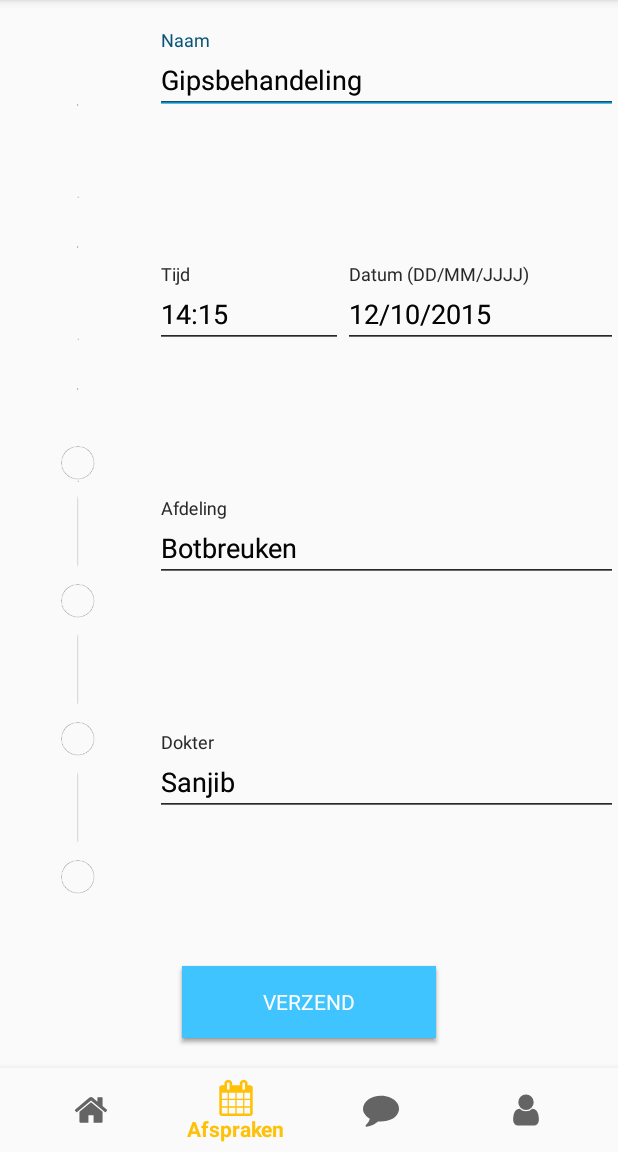
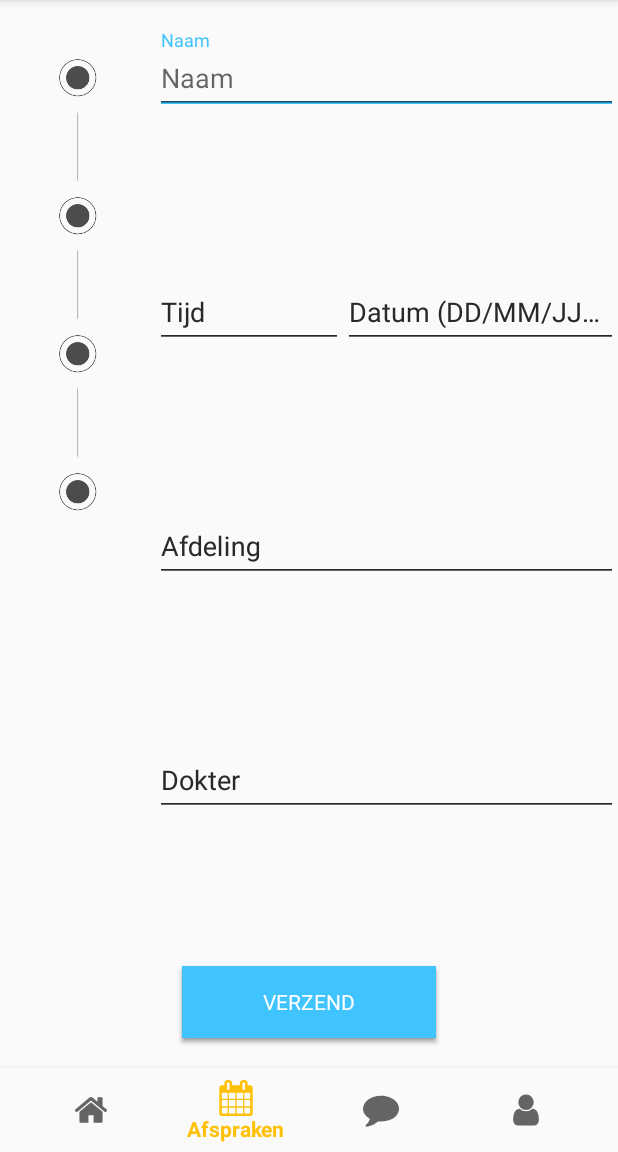
Before and after one commit to johnbaaij/ipmedt-4, an Android app: the fragment Appointment placed in its activity, item 2 of the bottom bar chosen, on a phone screen of 412 x 824 dp, the part 84-1236 px from its top. Run offline under Robolectric (Android 15) with nearby library versions, the phone set to English and light mode, and no system bars.

Commit message:
Removed placeholders

```diff
--- a/app/src/main/res/layout/calendar_layout.xml
+++ b/app/src/main/res/layout/calendar_layout.xml
@@ -27,7 +27,7 @@
             <ImageView
                 android:id="@+id/oneFullOrb"
                 android:layout_width="wrap_content"
-                android:layout_height="1dp"
+                android:layout_height="wrap_content"
                 android:layout_marginEnd="8dp"
                 android:layout_marginLeft="8dp"
                 android:layout_marginRight="8dp"
@@ -40,26 +40,12 @@
                 app:srcCompat="@drawable/calprogress_full_orb" />
 
             <ImageView
-                android:id="@+id/oneEmptyOrb"
+                android:id="@+id/oneFullLine"
                 android:layout_width="wrap_content"
-                android:layout_height="wrap_content"
-                android:layout_marginEnd="8dp"
+                android:layout_height="60dp"
                 android:layout_marginLeft="8dp"
                 android:layout_marginRight="8dp"
-                android:layout_marginStart="8dp"
-                android:scaleType="matrix"
-                app:layout_constraintBottom_toTopOf="@+id/oneEmptyLine"
-                app:layout_constraintLeft_toLeftOf="parent"
-                app:layout_constraintRight_toRightOf="parent"
-                app:srcCompat="@drawable/calprogress_empty_orb" />
-
-            <ImageView
-                android:id="@+id/oneFullLine"
-                android:layout_width="wrap_content"
-                android:layout_height="1dp"
-                android:layout_marginLeft="8dp"
-                android:layout_marginRight="8dp"
-                android:layout_marginTop="32dp"
+                android:layout_marginTop="0dp"
                 android:scaleType="fitXY"
                 app:layout_constraintLeft_toLeftOf="parent"
                 app:layout_constraintRight_toRightOf="parent"
@@ -67,51 +53,24 @@
                 app:srcCompat="@drawable/calprogress_full_line" />
 
             <ImageView
-                android:id="@+id/oneEmptyLine"
+                android:id="@+id/twoFullOrb"
                 android:layout_width="wrap_content"
-                android:layout_height="60dp"
-                android:layout_marginEnd="8dp"
+                android:layout_height="wrap_content"
                 android:layout_marginLeft="8dp"
                 android:layout_marginRight="8dp"
-                android:layout_marginStart="8dp"
-                android:scaleType="fitXY"
-                app:layout_constraintBottom_toTopOf="@+id/twoEmptyOrb"
-                app:layout_constraintLeft_toLeftOf="parent"
-                app:layout_constraintRight_toRightOf="parent"
-                app:srcCompat="@drawable/calprogress_empty_line" />
-
-            <ImageView
-                android:id="@+id/twoFullOrb"
-                android:layout_width="wrap_content"
-                android:layout_height="1dp"
-                android:layout_marginLeft="8dp"
-                android:layout_marginRight="8dp"
-                android:layout_marginTop="60dp"
+                android:layout_marginTop="0dp"
                 app:layout_constraintLeft_toLeftOf="parent"
                 app:layout_constraintRight_toRightOf="parent"
                 app:layout_constraintTop_toBottomOf="@+id/oneFullLine"
                 app:srcCompat="@drawable/calprogress_full_orb" />
 
             <ImageView
-                android:id="@+id/twoEmptyOrb"
+                android:id="@+id/twoFullLine"
                 android:layout_width="wrap_content"
-                android:layout_height="wrap_content"
-                android:layout_marginEnd="8dp"
+                android:layout_height="60dp"
                 android:layout_marginLeft="8dp"
                 android:layout_marginRight="8dp"
-                android:layout_marginStart="8dp"
-                app:layout_constraintBottom_toTopOf="@+id/twoEmptyLine"
-                app:layout_constraintLeft_toLeftOf="parent"
-                app:layout_constraintRight_toRightOf="parent"
-                app:srcCompat="@drawable/calprogress_empty_orb" />
-
-            <ImageView
-                android:id="@+id/twoFullLine"
-                android:layout_width="wrap_content"
-                android:layout_height="1dp"
-                android:layout_marginLeft="8dp"
-                android:layout_marginRight="8dp"
-                android:layout_marginTop="32dp"
+                android:layout_marginTop="0dp"
                 android:scaleType="fitXY"
                 app:layout_constraintLeft_toLeftOf="parent"
                 app:layout_constraintRight_toRightOf="parent"
@@ -119,51 +78,24 @@
                 app:srcCompat="@drawable/calprogress_full_line" />
 
             <ImageView
-                android:id="@+id/twoEmptyLine"
+                android:id="@+id/threeFullOrb"
                 android:layout_width="wrap_content"
-                android:layout_height="60dp"
-                android:layout_marginEnd="8dp"
+                android:layout_height="wrap_content"
                 android:layout_marginLeft="8dp"
                 android:layout_marginRight="8dp"
-                android:layout_marginStart="8dp"
-                android:scaleType="fitXY"
-                app:layout_constraintBottom_toTopOf="@+id/threeEmptyOrb"
-                app:layout_constraintLeft_toLeftOf="parent"
-                app:layout_constraintRight_toRightOf="parent"
-                app:srcCompat="@drawable/calprogress_empty_line" />
-
-            <ImageView
-                android:id="@+id/threeFullOrb"
-                android:layout_width="wrap_content"
-                android:layout_height="1dp"
-                android:layout_marginLeft="8dp"
-                android:layout_marginRight="8dp"
-                android:layout_marginTop="60dp"
+                android:layout_marginTop="0dp"
                 app:layout_constraintLeft_toLeftOf="parent"
                 app:layout_constraintRight_toRightOf="parent"
                 app:layout_constraintTop_toBottomOf="@+id/twoFullLine"
                 app:srcCompat="@drawable/calprogress_full_orb" />
 
             <ImageView
-                android:id="@+id/threeEmptyOrb"
+                android:id="@+id/threeFullLine"
                 android:layout_width="wrap_content"
-                android:layout_height="wrap_content"
-                android:layout_marginEnd="8dp"
+                android:layout_height="60dp"
                 android:layout_marginLeft="8dp"
                 android:layout_marginRight="8dp"
-                android:layout_marginStart="8dp"
-                app:layout_constraintBottom_toTopOf="@+id/threeEmptyLine"
-                app:layout_constraintLeft_toLeftOf="parent"
-                app:layout_constraintRight_toRightOf="parent"
-                app:srcCompat="@drawable/calprogress_empty_orb" />
-
-            <ImageView
-                android:id="@+id/threeFullLine"
-                android:layout_width="wrap_content"
-                android:layout_height="1dp"
-                android:layout_marginLeft="8dp"
-                android:layout_marginRight="8dp"
-                android:layout_marginTop="32dp"
+                android:layout_marginTop="0dp"
                 android:scaleType="fitXY"
                 app:layout_constraintLeft_toLeftOf="parent"
                 app:layout_constraintRight_toRightOf="parent"
@@ -171,45 +103,16 @@
                 app:srcCompat="@drawable/calprogress_full_line" />
 
             <ImageView
-                android:id="@+id/threeEmptyLine"
+                android:id="@+id/fourFullOrb"
                 android:layout_width="wrap_content"
-                android:layout_height="60dp"
-                android:layout_marginBottom="0dp"
-                android:layout_marginEnd="8dp"
+                android:layout_height="wrap_content"
                 android:layout_marginLeft="8dp"
                 android:layout_marginRight="8dp"
-                android:layout_marginStart="8dp"
-                android:scaleType="fitXY"
-                app:layout_constraintBottom_toTopOf="@+id/fourEmptyOrb"
-                app:layout_constraintLeft_toLeftOf="parent"
-                app:layout_constraintRight_toRightOf="parent"
-                app:srcCompat="@drawable/calprogress_empty_line" />
-
-            <ImageView
-                android:id="@+id/fourFullOrb"
-                android:layout_width="wrap_content"
-                android:layout_height="1dp"
-                android:layout_marginLeft="8dp"
-                android:layout_marginRight="8dp"
-                android:layout_marginTop="60dp"
+                android:layout_marginTop="0dp"
                 app:layout_constraintLeft_toLeftOf="parent"
                 app:layout_constraintRight_toRightOf="parent"
                 app:layout_constraintTop_toBottomOf="@+id/threeFullLine"
                 app:srcCompat="@drawable/calprogress_full_orb" />
-
-            <ImageView
-                android:id="@+id/fourEmptyOrb"
-                android:layout_width="wrap_content"
-                android:layout_height="wrap_content"
-                android:layout_marginBottom="43dp"
-                android:layout_marginEnd="8dp"
-                android:layout_marginLeft="8dp"
-                android:layout_marginRight="8dp"
-                android:layout_marginStart="8dp"
-                app:layout_constraintBottom_toBottomOf="parent"
-                app:layout_constraintLeft_toLeftOf="parent"
-                app:layout_constraintRight_toRightOf="parent"
-                app:srcCompat="@drawable/calprogress_empty_orb" />
 
         </android.support.constraint.ConstraintLayout>
 
@@ -239,8 +142,7 @@
                         android:layout_gravity="center"
                         android:ems="10"
                         android:hint="@string/appointNameHint"
-                        android:inputType="textPersonName"
-                        android:text="Gipsbehandeling" />
+                        android:inputType="textPersonName" />
                 </android.support.design.widget.TextInputLayout>
 
             </LinearLayout>
@@ -266,8 +168,7 @@
                         android:layout_gravity="center"
                         android:ems="10"
                         android:hint="@string/inputTimeHint"
-                        android:inputType="time"
-                        android:text="14:15" />
+                        android:inputType="time" />
 
                 </android.support.design.widget.TextInputLayout>
 
@@ -284,8 +185,7 @@
                         android:layout_gravity="center"
                         android:ems="10"
                         android:hint="@string/inputDateHint"
-                        android:inputType="date"
-                        android:text="12/10/2015" />
+                        android:inputType="date" />
 
                 </android.support.design.widget.TextInputLayout>
             </LinearLayout>
@@ -309,8 +209,7 @@
                         android:layout_gravity="center"
                         android:ems="10"
                         android:hint="@string/afdelingHint"
-                        android:inputType="textShortMessage"
-                        android:text="Botbreuken" />
+                        android:inputType="textShortMessage" />
 
                 </android.support.design.widget.TextInputLayout>
             </LinearLayout>
@@ -335,8 +234,7 @@
                         android:layout_gravity="center"
                         android:ems="10"
                         android:hint="@string/doctorHint"
-                        android:inputType="textPersonName"
-                        android:text="Sanjib" />
+                        android:inputType="textPersonName" />
 
                 </android.support.design.widget.TextInputLayout>
             </LinearLayout>
```
